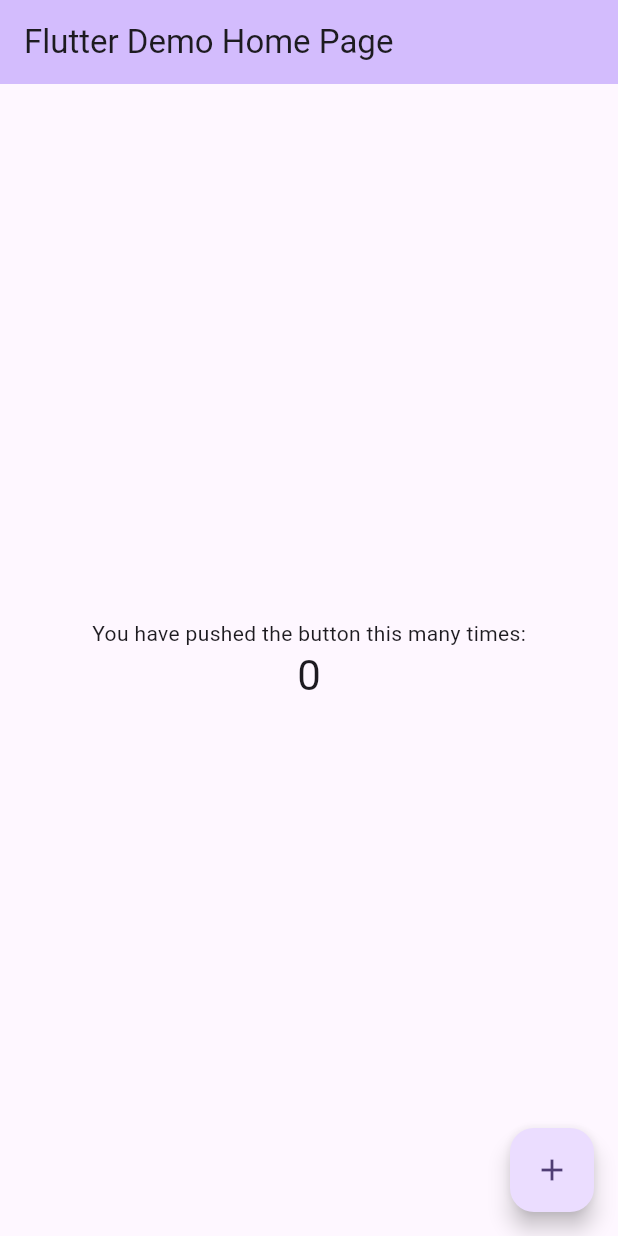
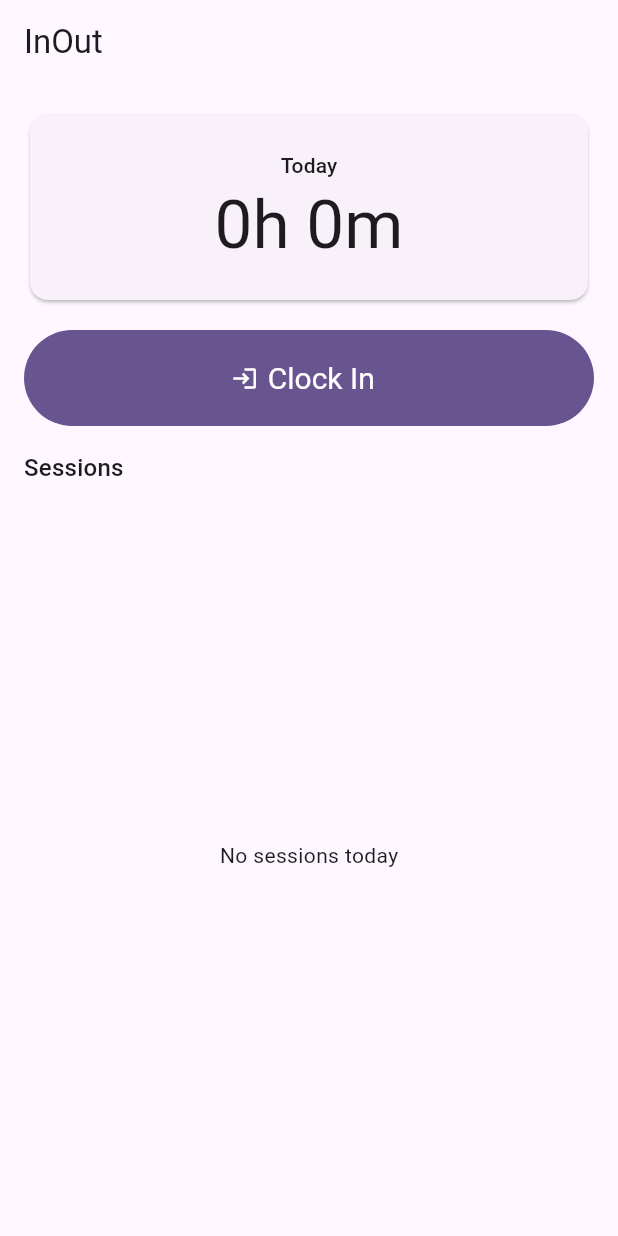
Before and after one commit to Sourish-Kanna/InOut, a Flutter app: the screen it shows after launch, on a phone screen of 412 x 824 dp. Run offline on Flutter 3.47's test engine with Material 3 defaults, Android fonts, the phone set to English and light mode, and no system bars; our stand-ins replace drift, drift_flutter, flutter_riverpod, material_ui; accounts and stored records are empty; generated files the repository leaves out were written again.

Commit message:
add home screen UI and time utilities

```diff
--- a/lib/main.dart
+++ b/lib/main.dart
@@ -1,65 +1,22 @@
 import 'package:flutter_riverpod/flutter_riverpod.dart';
 import 'package:material_ui/material_ui.dart';
 
-void main() {
-  runApp(const ProviderScope(child: MyApp()));
-}
+import 'screens/home_screen.dart';
 
-class MyApp extends StatelessWidget {
-  const MyApp({super.key});
+void main() => runApp(const ProviderScope(child: InOutApp()));
+
+class InOutApp extends StatelessWidget {
+  const InOutApp({super.key});
 
   @override
   Widget build(BuildContext context) {
     return MaterialApp(
       title: 'InOut',
-      theme: ThemeData(colorScheme: .fromSeed(seedColor: Colors.deepPurple)),
-      home: const MyHomePage(title: 'Flutter Demo Home Page'),
+      theme: ThemeData(
+        colorScheme: ColorScheme.fromSeed(seedColor: Colors.deepPurple),
+      ),
+      // builder: (context, child) => MaterialUiCompatibilityBridge(child: child!),
+      home: const HomeScreen(),
     );
   }
 }
-
-class MyHomePage extends StatefulWidget {
-  const MyHomePage({super.key, required this.title});
-
-  final String title;
-
-  @override
-  State<MyHomePage> createState() => _MyHomePageState();
-}
-
-class _MyHomePageState extends State<MyHomePage> {
-  int _counter = 0;
-
-  void _incrementCounter() {
-    setState(() {
-      _counter++;
-    });
-  }
-
-  @override
-  Widget build(BuildContext context) {
-    return Scaffold(
-      appBar: AppBar(
-        backgroundColor: Theme.of(context).colorScheme.inversePrimary,
-        title: Text(widget.title),
-      ),
-      body: Center(
-        child: Column(
-          mainAxisAlignment: .center,
-          children: [
-            const Text('You have pushed the button this many times:'),
-            Text(
-              '$_counter',
-              style: Theme.of(context).textTheme.headlineMedium,
-            ),
-          ],
-        ),
-      ),
-      floatingActionButton: FloatingActionButton(
-        onPressed: _incrementCounter,
-        tooltip: 'Increment',
-        child: const Icon(Icons.add),
-      ),
-    );
-  }
-}
--- /dev/null
+++ b/lib/screens/home_screen.dart
@@ -0,0 +1,108 @@
+import 'package:flutter_riverpod/flutter_riverpod.dart';
+import 'package:material_ui/material_ui.dart';
+
+import '../data/app_database.dart';
+import '../providers/providers.dart';
+import '../utils/time_utils.dart';
+
+class HomeScreen extends ConsumerWidget {
+  const HomeScreen({super.key});
+
+  @override
+  Widget build(BuildContext context, WidgetRef ref) {
+    ref.watch(tickerProvider); // rebuilds every 30s so live hours update
+    final now = DateTime.now();
+    final db = ref.read(databaseProvider);
+    final open = ref.watch(openSessionProvider).value;
+    final sessions =
+        ref.watch(todaySessionsProvider).value ?? const <Session>[];
+
+    final isIn = open != null;
+    final total = totalFor(sessions, now);
+    final todayStart = DateTime(now.year, now.month, now.day);
+    final staleOpen = open != null && open.clockIn.isBefore(todayStart);
+    final scheme = Theme.of(context).colorScheme;
+
+    return Scaffold(
+      appBar: AppBar(title: const Text('InOut')),
+      body: SafeArea(
+        child: Padding(
+          padding: const EdgeInsets.all(16),
+          child: Column(
+            crossAxisAlignment: CrossAxisAlignment.stretch,
+            children: [
+              if (staleOpen)
+                Card(
+                  color: scheme.errorContainer,
+                  child: ListTile(
+                    leading: const Icon(Icons.warning_amber),
+                    title: const Text('Still clocked in from an earlier day'),
+                    subtitle: Text(
+                      'Since ${formatTime(open.clockIn)} on '
+                      '${open.clockIn.day}/${open.clockIn.month}',
+                    ),
+                  ),
+                ),
+              Card(
+                child: Padding(
+                  padding: const EdgeInsets.symmetric(vertical: 24),
+                  child: Column(
+                    children: [
+                      Text(
+                        'Today',
+                        style: Theme.of(context).textTheme.labelLarge,
+                      ),
+                      const SizedBox(height: 4),
+                      Text(
+                        formatHm(total),
+                        style: Theme.of(context).textTheme.displayMedium,
+                      ),
+                    ],
+                  ),
+                ),
+              ),
+              const SizedBox(height: 16),
+              FilledButton.icon(
+                onPressed: () => isIn ? db.punchOut() : db.punchIn(),
+                icon: Icon(isIn ? Icons.logout : Icons.login),
+                label: Text(isIn ? 'Clock Out' : 'Clock In'),
+                style: FilledButton.styleFrom(
+                  minimumSize: const Size.fromHeight(64),
+                  textStyle: const TextStyle(fontSize: 20),
+                  backgroundColor: isIn ? scheme.tertiary : scheme.primary,
+                  foregroundColor: isIn ? scheme.onTertiary : scheme.onPrimary,
+                ),
+              ),
+              const SizedBox(height: 16),
+              Text('Sessions', style: Theme.of(context).textTheme.titleMedium),
+              const SizedBox(height: 8),
+              Expanded(
+                child: sessions.isEmpty
+                    ? const Center(child: Text('No sessions today'))
+                    : ListView.separated(
+                        itemCount: sessions.length,
+                        separatorBuilder: (_, _) => const Divider(height: 1),
+                        itemBuilder: (_, i) {
+                          final s = sessions[i];
+                          final out = s.clockOut == null
+                              ? 'now'
+                              : formatTime(s.clockOut!);
+                          return ListTile(
+                            leading: Icon(
+                              s.clockOut == null
+                                  ? Icons.timelapse
+                                  : Icons.check_circle_outline,
+                            ),
+                            title: Text('${formatTime(s.clockIn)} → $out'),
+                            trailing: Text(formatHm(sessionDuration(s, now))),
+                          );
+                        },
+                      ),
+              ),
+            ],
+          ),
+        ),
+      ),
+    );
+  }
+}
--- /dev/null
+++ b/lib/utils/time_utils.dart
@@ -0,0 +1,52 @@
+import 'package:intl/intl.dart';
+
+import '../data/app_database.dart';
+
+/// Duration of one session. Open session counts up to [now].
+Duration sessionDuration(Session s, DateTime now) {
+  final d = (s.clockOut ?? now).difference(s.clockIn);
+  return d.isNegative ? Duration.zero : d;
+}
+
+/// Sum exact durations first, floor to minutes only when displaying.
+Duration totalFor(Iterable<Session> sessions, DateTime now) =>
+    sessions.fold(Duration.zero, (sum, s) => sum + sessionDuration(s, now));
+
+String formatHm(Duration d) => '${d.inHours}h ${d.inMinutes.remainder(60)}m';
+
+final _timeFmt = DateFormat('h:mm a');
+String formatTime(DateTime t) => _timeFmt.format(t);
+
+const dailyTarget = Duration(hours: 9);
+const partialThreshold = Duration(hours: 6); // amber starts here
+
+/// Total per day, keyed by LOCAL midnight of the clock_in date.
+Map<DateTime, Duration> dailyTotals(Iterable<Session> sessions, DateTime now) {
+  final map = <DateTime, Duration>{};
+  for (final s in sessions) {
+    final k = DateTime(s.clockIn.year, s.clockIn.month, s.clockIn.day);
+    map[k] = (map[k] ?? Duration.zero) + sessionDuration(s, now);
+  }
+  return map;
+}
+
+enum DayStatus { none, met, partial, short, missed, inProgress }
+
+DayStatus dayStatus({
+  required DateTime day,
+  required Duration total,
+  required DateTime now,
+  required bool inProgress, // open session started on this day
+}) {
+  final d = DateTime(day.year, day.month, day.day);
+  final today = DateTime(now.year, now.month, now.day);
+
+  if (d.weekday >= DateTime.saturday) return DayStatus.none; // weekends ignored
+  if (d.isAfter(today)) return DayStatus.none;
+  if (inProgress) return DayStatus.inProgress;
+  if (total >= dailyTarget) return DayStatus.met;
+  if (d == today) return DayStatus.none; // day not over, don't mark it red yet
+  if (total >= partialThreshold) return DayStatus.partial;
+  if (total > Duration.zero) return DayStatus.short;
+  return DayStatus.missed;
+}
```
Also changed, not shown: 1 other file.
